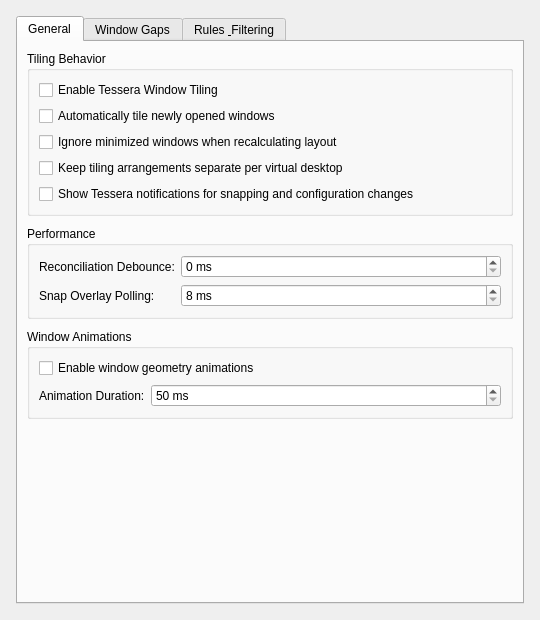
Before: the Qt Designer form contents/ui/config.ui in Andrew-Smith-93/Tessera, drawn with Qt 5.
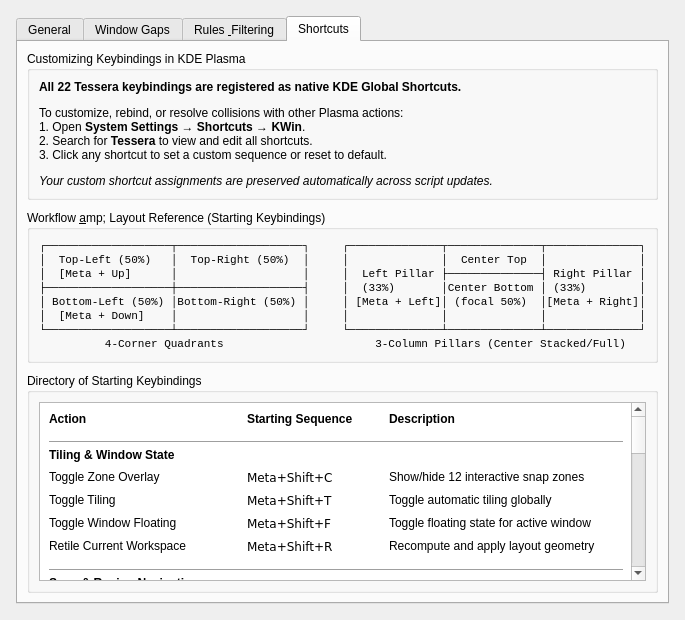
After: the same form once the commit is applied. The open tabs and pages were chosen to show the change.

Commit message: feat(config): add Shortcuts tab to config.ui, add App Store changelog, and enhanced store description (#12)

The edit to the form file:
```diff
--- a/contents/ui/config.ui
+++ b/contents/ui/config.ui
@@ -371,7 +371,114 @@
        </item>
       </layout>
      </widget>
-    </widget>
+     <widget class="QWidget" name="tabShortcuts">
+      <attribute name="title">
+       <string>Shortcuts</string>
+      </attribute>
+      <layout class="QVBoxLayout" name="shortcutsTabLayout">
+       <property name="spacing">
+        <number>10</number>
+       </property>
+       <item>
+        <widget class="QGroupBox" name="grpCustomizationGuide">
+         <property name="title">
+          <string>Customizing Keybindings in KDE Plasma</string>
+         </property>
+         <layout class="QVBoxLayout" name="guideLayout">
+          <item>
+           <widget class="QLabel" name="lblCustomizationInstructions">
+            <property name="text">
+             <string>&lt;html&gt;&lt;head/&gt;&lt;body&gt;
+&lt;p&gt;&lt;b&gt;All 22 Tessera keybindings are registered as native KDE Global Shortcuts.&lt;/b&gt;&lt;/p&gt;
+&lt;p&gt;To customize, rebind, or resolve collisions with other Plasma actions:&lt;br/&gt;
+1. Open &lt;b&gt;System Settings → Shortcuts → KWin&lt;/b&gt;.&lt;br/&gt;
+2. Search for &lt;b&gt;Tessera&lt;/b&gt; to view and edit all shortcuts.&lt;br/&gt;
+3. Click any shortcut to set a custom sequence or reset to default.&lt;/p&gt;
+&lt;p&gt;&lt;i&gt;Your custom shortcut assignments are preserved automatically across script updates.&lt;/i&gt;&lt;/p&gt;
+&lt;/body&gt;&lt;/html&gt;</string>
+            </property>
+            <property name="wordWrap">
+             <bool>true</bool>
+            </property>
+           </widget>
+          </item>
+         </layout>
+        </widget>
+       </item>
+       <item>
+        <widget class="QGroupBox" name="grpLayoutReference">
+         <property name="title">
+          <string>Workflow &amp;amp; Layout Reference (Starting Keybindings)</string>
+         </property>
+         <layout class="QVBoxLayout" name="layoutRefLayout">
+          <item>
+           <widget class="QLabel" name="lblAsciiLayout">
+            <property name="text">
+             <string>&lt;html&gt;&lt;head/&gt;&lt;body&gt;&lt;pre style=&quot;font-family: monospace; font-size: 11px;&quot;&gt;
+┌───────────────────┬───────────────────┐     ┌──────────────┬──────────────┬──────────────┐
+│  Top-Left (50%)   │  Top-Right (50%)  │     │              │  Center Top  │              │
+│  [Meta + Up]      │                   │     │  Left Pillar ├──────────────┤ Right Pillar │
+├───────────────────┼───────────────────┤     │  (33%)       │Center Bottom │ (33%)        │
+│ Bottom-Left (50%) │Bottom-Right (50%) │     │ [Meta + Left]│ (focal 50%)  │[Meta + Right]│
+│  [Meta + Down]    │                   │     │              │              │              │
+└───────────────────┴───────────────────┘     └──────────────┴──────────────┴──────────────┘
+          4-Corner Quadrants                       3-Column Pillars (Center Stacked/Full)&lt;/pre&gt;&lt;/body&gt;&lt;/html&gt;</string>
+            </property>
+           </widget>
+          </item>
+         </layout>
+        </widget>
+       </item>
+       <item>
+        <widget class="QGroupBox" name="grpStartingKeybindings">
+         <property name="title">
+          <string>Directory of Starting Keybindings</string>
+         </property>
+         <layout class="QVBoxLayout" name="catalogLayout">
+          <item>
+           <widget class="QTextBrowser" name="txtStartingKeybindings">
+            <property name="html">
+             <string>&lt;html&gt;&lt;head/&gt;&lt;body&gt;
+&lt;table border=&quot;0&quot; cellpadding=&quot;3&quot; cellspacing=&quot;2&quot; width=&quot;100%&quot;&gt;
+&lt;tr&gt;&lt;th align=&quot;left&quot;&gt;&lt;b&gt;Action&lt;/b&gt;&lt;/th&gt;&lt;th align=&quot;left&quot;&gt;&lt;b&gt;Starting Sequence&lt;/b&gt;&lt;/th&gt;&lt;th align=&quot;left&quot;&gt;&lt;b&gt;Description&lt;/b&gt;&lt;/th&gt;&lt;/tr&gt;
+&lt;tr&gt;&lt;td colspan=&quot;3&quot;&gt;&lt;hr/&gt;&lt;b&gt;Tiling &amp;amp; Window State&lt;/b&gt;&lt;/td&gt;&lt;/tr&gt;
+&lt;tr&gt;&lt;td&gt;Toggle Zone Overlay&lt;/td&gt;&lt;td&gt;&lt;code&gt;Meta+Shift+C&lt;/code&gt;&lt;/td&gt;&lt;td&gt;Show/hide 12 interactive snap zones&lt;/td&gt;&lt;/tr&gt;
+&lt;tr&gt;&lt;td&gt;Toggle Tiling&lt;/td&gt;&lt;td&gt;&lt;code&gt;Meta+Shift+T&lt;/code&gt;&lt;/td&gt;&lt;td&gt;Toggle automatic tiling globally&lt;/td&gt;&lt;/tr&gt;
+&lt;tr&gt;&lt;td&gt;Toggle Window Floating&lt;/td&gt;&lt;td&gt;&lt;code&gt;Meta+Shift+F&lt;/code&gt;&lt;/td&gt;&lt;td&gt;Toggle floating state for active window&lt;/td&gt;&lt;/tr&gt;
+&lt;tr&gt;&lt;td&gt;Retile Current Workspace&lt;/td&gt;&lt;td&gt;&lt;code&gt;Meta+Shift+R&lt;/code&gt;&lt;/td&gt;&lt;td&gt;Recompute and apply layout geometry&lt;/td&gt;&lt;/tr&gt;
+&lt;tr&gt;&lt;td colspan=&quot;3&quot;&gt;&lt;hr/&gt;&lt;b&gt;Snap &amp;amp; Region Navigation&lt;/b&gt;&lt;/td&gt;&lt;/tr&gt;
+&lt;tr&gt;&lt;td&gt;Move Window to Left Region&lt;/td&gt;&lt;td&gt;&lt;code&gt;Meta+Left&lt;/code&gt;&lt;/td&gt;&lt;td&gt;Snap window to left half / pillar&lt;/td&gt;&lt;/tr&gt;
+&lt;tr&gt;&lt;td&gt;Move Window to Right Region&lt;/td&gt;&lt;td&gt;&lt;code&gt;Meta+Right&lt;/code&gt;&lt;/td&gt;&lt;td&gt;Snap window to right half / pillar&lt;/td&gt;&lt;/tr&gt;
+&lt;tr&gt;&lt;td&gt;Move Window to Up Region&lt;/td&gt;&lt;td&gt;&lt;code&gt;Meta+Up&lt;/code&gt;&lt;/td&gt;&lt;td&gt;Snap window to upper quadrant / half&lt;/td&gt;&lt;/tr&gt;
+&lt;tr&gt;&lt;td&gt;Move Window to Down Region&lt;/td&gt;&lt;td&gt;&lt;code&gt;Meta+Down&lt;/code&gt;&lt;/td&gt;&lt;td&gt;Snap window to lower quadrant / half&lt;/td&gt;&lt;/tr&gt;
+&lt;tr&gt;&lt;td colspan=&quot;3&quot;&gt;&lt;hr/&gt;&lt;b&gt;Keyboard Resizing&lt;/b&gt;&lt;/td&gt;&lt;/tr&gt;
+&lt;tr&gt;&lt;td&gt;Expand Window Width&lt;/td&gt;&lt;td&gt;&lt;code&gt;Meta+Shift+Right&lt;/code&gt;&lt;/td&gt;&lt;td&gt;Increase width of active window&lt;/td&gt;&lt;/tr&gt;
+&lt;tr&gt;&lt;td&gt;Shrink Window Width&lt;/td&gt;&lt;td&gt;&lt;code&gt;Meta+Shift+Left&lt;/code&gt;&lt;/td&gt;&lt;td&gt;Decrease width of active window&lt;/td&gt;&lt;/tr&gt;
+&lt;tr&gt;&lt;td&gt;Expand Window Height&lt;/td&gt;&lt;td&gt;&lt;code&gt;Meta+Shift+Down&lt;/code&gt;&lt;/td&gt;&lt;td&gt;Increase height of active window&lt;/td&gt;&lt;/tr&gt;
+&lt;tr&gt;&lt;td&gt;Shrink Window Height&lt;/td&gt;&lt;td&gt;&lt;code&gt;Meta+Shift+Up&lt;/code&gt;&lt;/td&gt;&lt;td&gt;Decrease height of active window&lt;/td&gt;&lt;/tr&gt;
+&lt;tr&gt;&lt;td colspan=&quot;3&quot;&gt;&lt;hr/&gt;&lt;b&gt;Spatial Focus &amp;amp; Window Swap&lt;/b&gt;&lt;/td&gt;&lt;/tr&gt;
+&lt;tr&gt;&lt;td&gt;Focus Left Window&lt;/td&gt;&lt;td&gt;&lt;code&gt;Meta+Alt+A&lt;/code&gt;&lt;/td&gt;&lt;td&gt;Focus adjacent window to the left&lt;/td&gt;&lt;/tr&gt;
+&lt;tr&gt;&lt;td&gt;Focus Right Window&lt;/td&gt;&lt;td&gt;&lt;code&gt;Meta+Alt+D&lt;/code&gt;&lt;/td&gt;&lt;td&gt;Focus adjacent window to the right&lt;/td&gt;&lt;/tr&gt;
+&lt;tr&gt;&lt;td&gt;Focus Up Window&lt;/td&gt;&lt;td&gt;&lt;code&gt;Meta+Alt+W&lt;/code&gt;&lt;/td&gt;&lt;td&gt;Focus adjacent window above&lt;/td&gt;&lt;/tr&gt;
+&lt;tr&gt;&lt;td&gt;Focus Down Window&lt;/td&gt;&lt;td&gt;&lt;code&gt;Meta+Alt+S&lt;/code&gt;&lt;/td&gt;&lt;td&gt;Focus adjacent window below&lt;/td&gt;&lt;/tr&gt;
+&lt;tr&gt;&lt;td&gt;Swap Left Window&lt;/td&gt;&lt;td&gt;&lt;code&gt;Meta+Alt+Q&lt;/code&gt;&lt;/td&gt;&lt;td&gt;Swap positions with window to the left&lt;/td&gt;&lt;/tr&gt;
+&lt;tr&gt;&lt;td&gt;Swap Right Window&lt;/td&gt;&lt;td&gt;&lt;code&gt;Meta+Alt+E&lt;/code&gt;&lt;/td&gt;&lt;td&gt;Swap positions with window to the right&lt;/td&gt;&lt;/tr&gt;
+&lt;tr&gt;&lt;td colspan=&quot;3&quot;&gt;&lt;hr/&gt;&lt;b&gt;Multi-Screen Navigation&lt;/b&gt;&lt;/td&gt;&lt;/tr&gt;
+&lt;tr&gt;&lt;td&gt;Move Window to Screen Left&lt;/td&gt;&lt;td&gt;&lt;code&gt;Meta+Ctrl+Left&lt;/code&gt;&lt;/td&gt;&lt;td&gt;Move window to display on the left&lt;/td&gt;&lt;/tr&gt;
+&lt;tr&gt;&lt;td&gt;Move Window to Screen Right&lt;/td&gt;&lt;td&gt;&lt;code&gt;Meta+Ctrl+Right&lt;/code&gt;&lt;/td&gt;&lt;td&gt;Move window to display on the right&lt;/td&gt;&lt;/tr&gt;
+&lt;tr&gt;&lt;td&gt;Move Window to Screen Above&lt;/td&gt;&lt;td&gt;&lt;code&gt;Meta+Ctrl+Up&lt;/code&gt;&lt;/td&gt;&lt;td&gt;Move window to display above&lt;/td&gt;&lt;/tr&gt;
+&lt;tr&gt;&lt;td&gt;Move Window to Screen Below&lt;/td&gt;&lt;td&gt;&lt;code&gt;Meta+Ctrl+Down&lt;/code&gt;&lt;/td&gt;&lt;td&gt;Move window to display below&lt;/td&gt;&lt;/tr&gt;
+&lt;/table&gt;
+&lt;/body&gt;&lt;/html&gt;</string>
+             </property>
+            </widget>
+           </item>
+          </layout>
+         </widget>
+        </item>
+       </layout>
+      </widget>
+     </widget>
    </item>
   </layout>
  </widget>
```
The commit also changes 6 other files.
